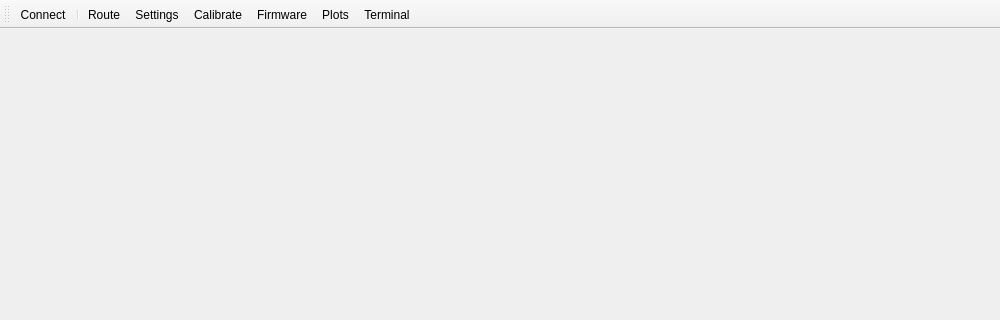
The window that AeroQuadCommunicator/communicator.ui (AeroQuad/AeroQuadCommunicator) describes before a commit, drawn with Qt 5; both pictures show x 0 to 1000 and y 0 to 320 of the 1000 by 775 pixel window.
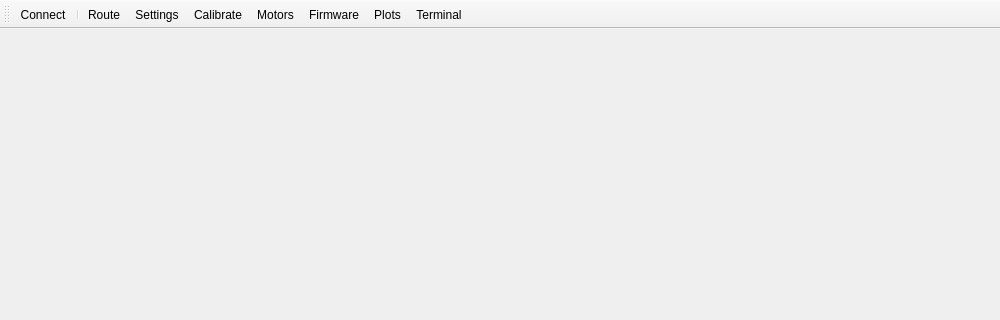
The same window after the commit. Icons and pictures are not drawn.

Commit message: Updated motor command page with stacked widget approach

```diff
--- a/AeroQuadCommunicator/communicator.ui
+++ b/AeroQuadCommunicator/communicator.ui
@@ -64,6 +64,7 @@
    <addaction name="actionRoute"/>
    <addaction name="actionSetup"/>
    <addaction name="actionCalibrate"/>
+   <addaction name="actionMotors"/>
    <addaction name="actionFirmware"/>
    <addaction name="actionPlots"/>
    <addaction name="actionTerminal"/>
```
The commit also changes 10 other files.
